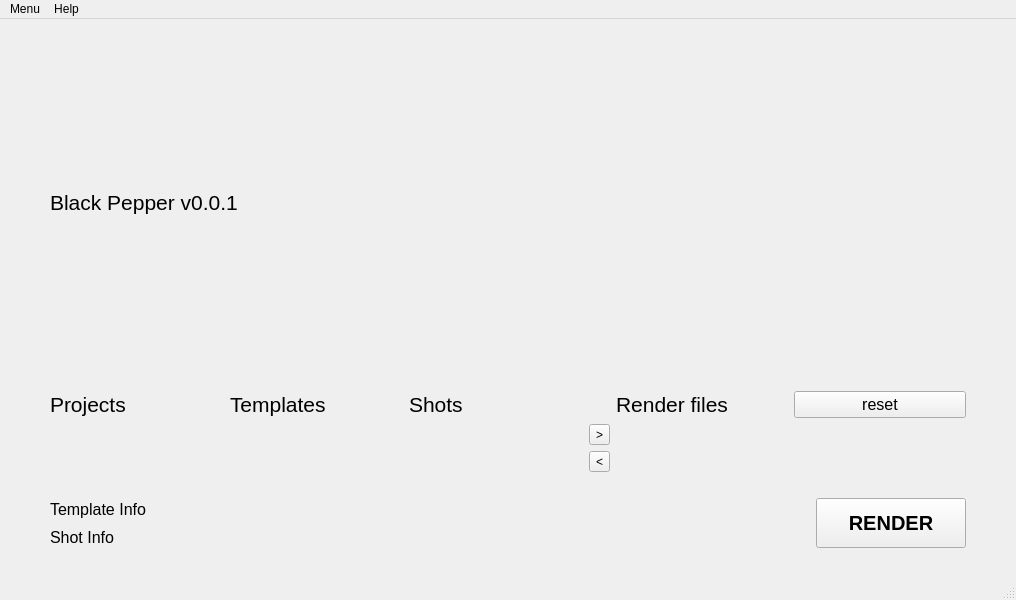
First picture: the form in python/BlackPepper/ui/ui_sw/mvc_main_2.ui, repository NetflixVFX-Ac/BlackPepper, before the edit.
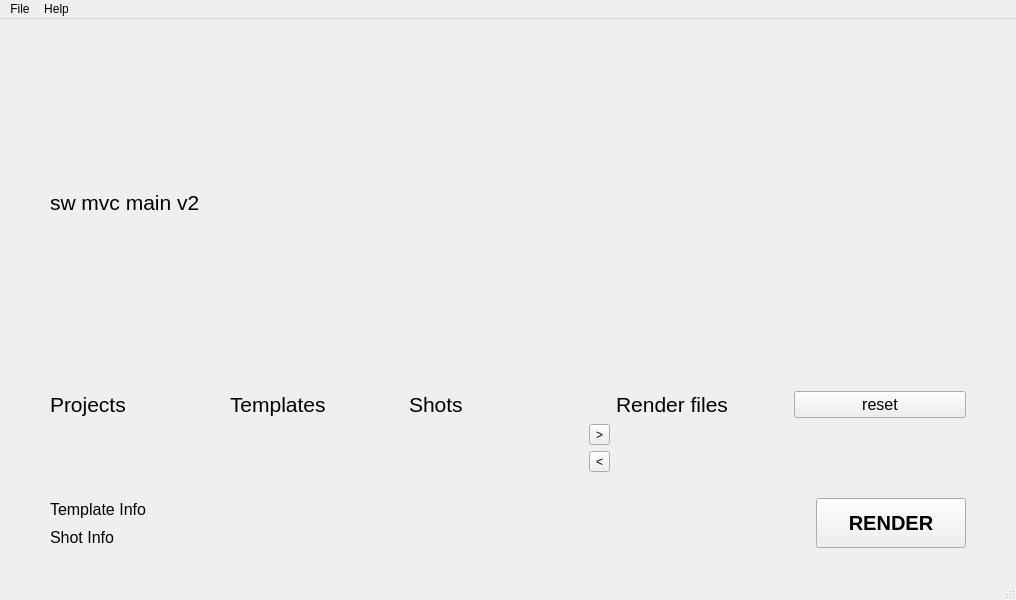
Second picture: the form after the edit.

The edit to the form file:
```diff
--- a/python/BlackPepper/ui/ui_sw/mvc_main_2.ui
+++ b/python/BlackPepper/ui/ui_sw/mvc_main_2.ui
@@ -13,6 +13,9 @@
   <property name="windowTitle">
    <string>MainWindow</string>
   </property>
+  <property name="styleSheet">
+   <string notr="true"/>
+  </property>
   <widget class="QWidget" name="centralwidget">
    <layout class="QGridLayout" name="gridLayout">
     <property name="leftMargin">
@@ -39,7 +42,7 @@
            </font>
           </property>
           <property name="text">
-           <string>Black Pepper v0.0.1</string>
+           <string>sw mvc main v2</string>
           </property>
          </widget>
         </item>
@@ -324,9 +327,9 @@
      <height>22</height>
     </rect>
    </property>
-   <widget class="QMenu" name="Menu">
+   <widget class="QMenu" name="menuFile">
     <property name="title">
-     <string>Menu</string>
+     <string>File</string>
     </property>
     <widget class="QMenu" name="menu">
      <property name="title">
@@ -358,7 +361,7 @@
     <addaction name="actionPepper"/>
     <addaction name="actionSidefx"/>
    </widget>
-   <addaction name="Menu"/>
+   <addaction name="menuFile"/>
    <addaction name="menuHelp"/>
   </widget>
   <widget class="QStatusBar" name="statusbar"/>
```
Left out of the diff: 26 changed lines with no effect on the pictures.
